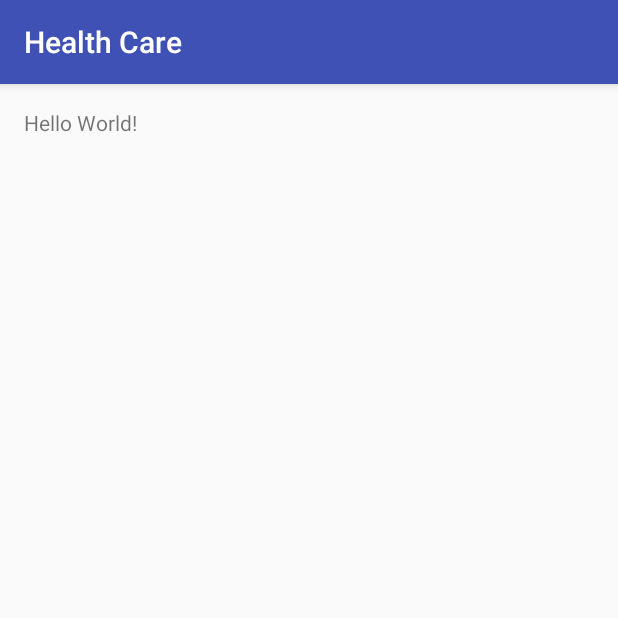
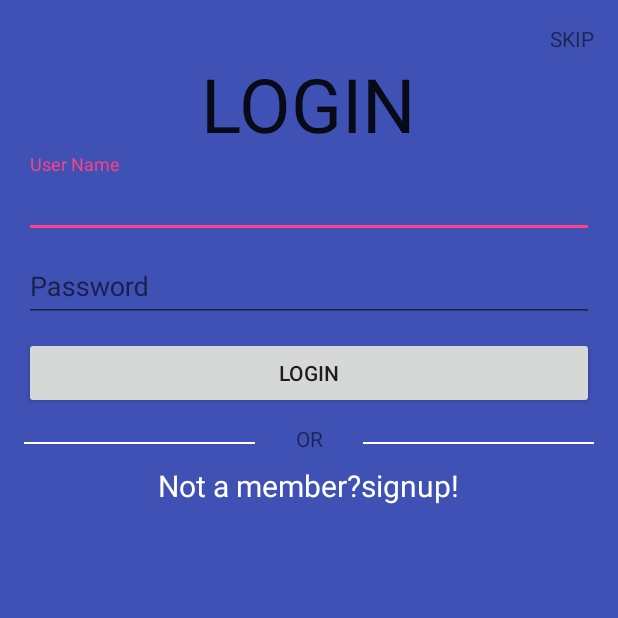
Before and after one commit to anigupta1121/HealthCareApp, an Android app: the screen it shows after launch (MainActivity before the commit, LoginActivity after it), on a phone screen of 412 x 824 dp, the top half of it. Run offline under Robolectric (Android 15) with nearby library versions, the light colour scheme and no system bars; libraries missing offline, so code that uses them is left out: xyz.hanks.library; 2 statements that could not run were skipped.

Commit message:
Added Login Screen

```diff
--- a/app/src/main/AndroidManifest.xml
+++ b/app/src/main/AndroidManifest.xml
@@ -9,12 +9,16 @@
         android:supportsRtl="true"
         android:theme="@style/AppTheme">
         <activity android:name=".MainActivity">
+
+        </activity>
+        <activity android:name=".Activities.LoginActivity" >
             <intent-filter>
                 <action android:name="android.intent.action.MAIN" />
 
                 <category android:name="android.intent.category.LAUNCHER" />
             </intent-filter>
         </activity>
+        <activity android:name=".Activities.RegisterActivity"></activity>
     </application>
 
 </manifest>
--- /dev/null
+++ b/app/src/main/res/layout/activity_login.xml
@@ -0,0 +1,110 @@
+<?xml version="1.0" encoding="utf-8"?>
+<LinearLayout xmlns:android="http://schemas.android.com/apk/res/android"
+    xmlns:tools="http://schemas.android.com/tools"
+    xmlns:app="http://schemas.android.com/apk/res-auto"
+    android:id="@+id/loginLinearLayout"
+    android:layout_width="match_parent"
+    android:layout_height="match_parent"
+    android:paddingBottom="@dimen/activity_vertical_margin"
+    android:paddingLeft="@dimen/activity_horizontal_margin"
+    android:paddingRight="@dimen/activity_horizontal_margin"
+    android:paddingTop="@dimen/activity_vertical_margin"
+    android:background="@color/colorPrimary"
+    android:orientation="vertical"
+    tools:context="com.healthcare.Activities.LoginActivity">
+
+    <TextView
+        android:layout_width="wrap_content"
+        android:layout_height="wrap_content"
+        android:textAppearance="?android:attr/textAppearanceSmall"
+        android:text="SKIP"
+        android:id="@+id/tvSkip"
+        android:layout_gravity="right" />
+
+    <TextView
+        android:layout_width="wrap_content"
+        android:layout_height="wrap_content"
+        android:textAppearance="?android:attr/textAppearanceLarge"
+        android:text="LOGIN"
+        android:textSize="@dimen/heading_size"
+        android:id="@+id/tvLogin"
+        android:layout_gravity="center_horizontal" />
+
+    <android.support.design.widget.TextInputLayout
+        android:layout_width="match_parent"
+        android:layout_height="wrap_content">
+    <EditText
+        android:layout_width="match_parent"
+        android:layout_height="wrap_content"
+        android:hint="User Name"
+        android:id="@+id/editTextUserName"
+        android:layout_marginTop="52dp" />
+    </android.support.design.widget.TextInputLayout>
+    <android.support.design.widget.TextInputLayout
+        android:layout_width="match_parent"
+        android:layout_height="wrap_content">
+    <EditText
+        android:layout_width="match_parent"
+        android:layout_height="wrap_content"
+        android:hint="Password"
+        android:id="@+id/editTextPassword"
+        android:inputType="textPassword"
+        android:ems="10"
+        />
+    </android.support.design.widget.TextInputLayout>
+
+    <Button
+        android:layout_width="fill_parent"
+        android:layout_height="wrap_content"
+        android:layout_marginTop="10dp"
+        android:text="Login"
+        android:id="@+id/button" />
+    <LinearLayout
+        android:layout_width="match_parent"
+        android:layout_height="wrap_content"
+        android:weightSum="3"
+        android:orientation="horizontal">
+        <LinearLayout
+            android:layout_marginTop="8dp"
+            android:layout_width="100dp"
+            android:layout_weight="1"
+            android:layout_height="1dp"
+            android:layout_gravity="center"
+            android:background="#FFF"></LinearLayout>
+        <TextView
+            android:layout_marginTop="10dp"
+            android:layout_width="wrap_content"
+            android:layout_weight="1"
+            android:layout_height="wrap_content"
+            android:textAppearance="?android:attr/textAppearanceSmall"
+            android:text="OR"
+            android:gravity="center"
+
+            />
+
+        <LinearLayout
+            android:layout_marginTop="8dp"
+            android:layout_width="100dp"
+            android:layout_weight="1"
+            android:layout_height="1dp"
+            android:layout_gravity="center"
+            android:background="#FFF">
+        </LinearLayout>
+    </LinearLayout>
+    <TextView
+        android:layout_marginTop="8dp"
+        android:layout_gravity="center"
+        android:layout_width="wrap_content"
+        android:layout_height="wrap_content"
+        android:id="@+id/register"
+
+        android:text="Not a member?signup!"
+        android:textSize="20dp"
+        android:textColor="#FFF"
+        />
+
+
+
+
+
+</LinearLayout>
--- a/app/src/main/res/values/dimens.xml
+++ b/app/src/main/res/values/dimens.xml
@@ -2,4 +2,5 @@
     <!-- Default screen margins, per the Android Design guidelines. -->
     <dimen name="activity_horizontal_margin">16dp</dimen>
     <dimen name="activity_vertical_margin">16dp</dimen>
+    <dimen name="heading_size">50dp</dimen>
 </resources>
--- a/app/src/main/res/values/styles.xml
+++ b/app/src/main/res/values/styles.xml
@@ -1,7 +1,7 @@
 <resources>
 
     <!-- Base application theme. -->
-    <style name="AppTheme" parent="Theme.AppCompat.Light.DarkActionBar">
+    <style name="AppTheme" parent="Theme.AppCompat.Light.NoActionBar">
         <!-- Customize your theme here. -->
         <item name="colorPrimary">@color/colorPrimary</item>
         <item name="colorPrimaryDark">@color/colorPrimaryDark</item>
```
Also changed, not shown: app/src/main/java/com/healthcare/Activities/LoginActivity.java (added, +196 -0 lines), app/src/main/java/com/healthcare/Activities/RegisterActivity.java (added, +15 -0 lines), app/src/main/res/layout/activity_register.xml (added, +13 -0 lines).
